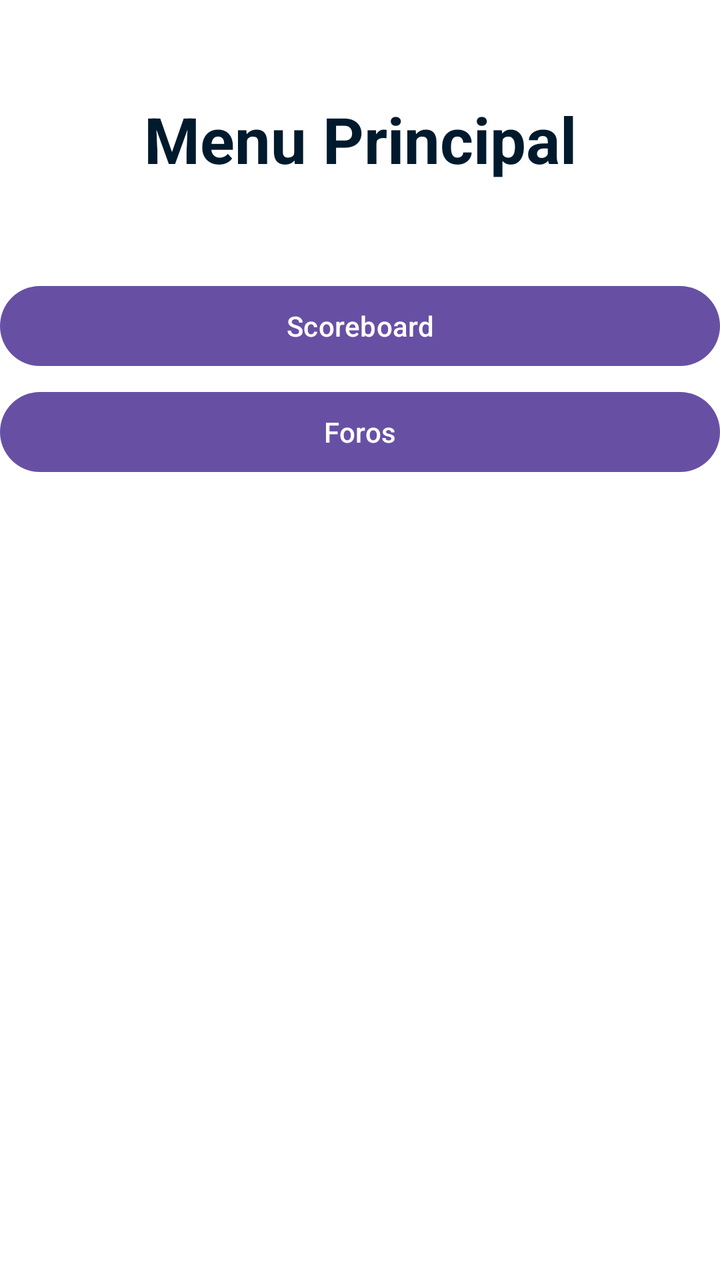
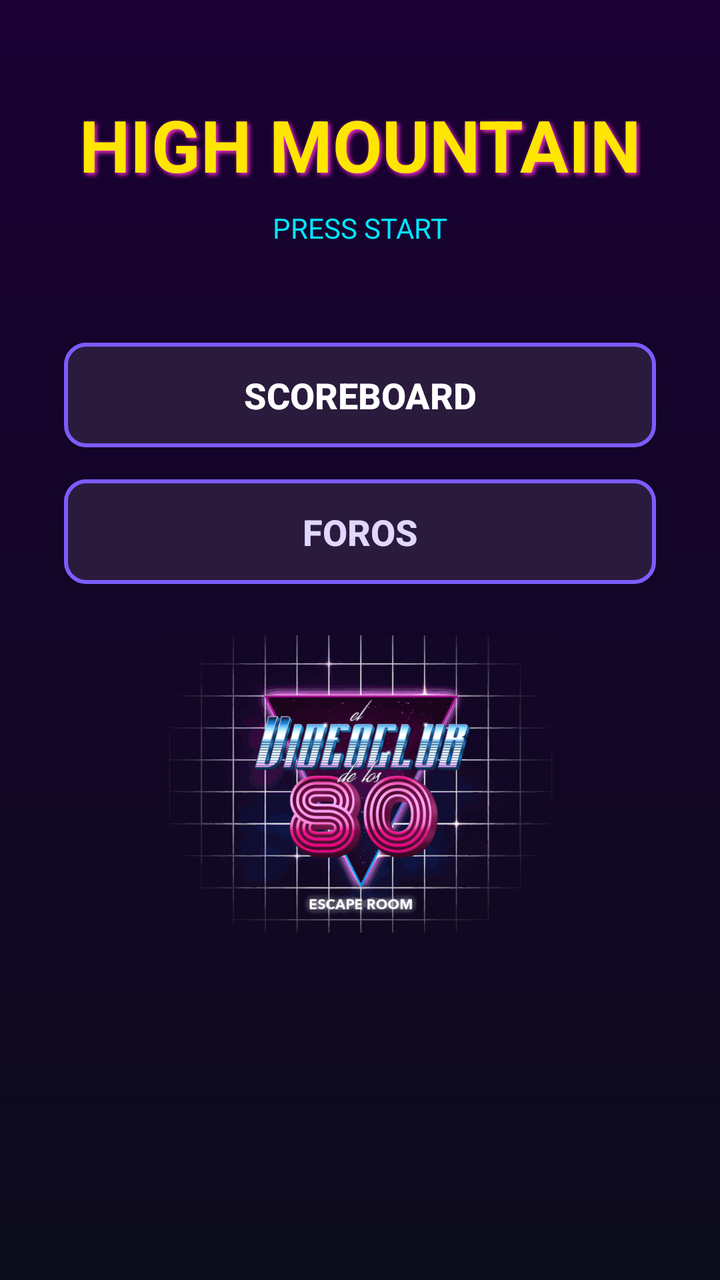

Two renders of the same Android screen: before a commit and after it. Below are the layout's source before the change and the commit's diff.
<!-- AndroidManifest.xml: application theme Theme.FerrolApp -->
<!-- res/layout/fragment_inicio.xml -->
<?xml version="1.0" encoding="utf-8"?>
<androidx.constraintlayout.widget.ConstraintLayout xmlns:android="http://schemas.android.com/apk/res/android"
    android:layout_width="match_parent"
    android:layout_height="match_parent"
    xmlns:app="http://schemas.android.com/apk/res-auto"
    android:background="#FFFFFF">

    <TextView
        android:id="@+id/title"
        android:layout_width="wrap_content"
        android:layout_height="wrap_content"
        android:text="Menu Principal"
        android:textSize="32sp"
        android:textStyle="bold"
        android:textColor="#001a2d"
        app:layout_constraintTop_toTopOf="parent"
        app:layout_constraintStart_toStartOf="parent"
        app:layout_constraintEnd_toEndOf="parent"
        android:layout_marginTop="48dp"/>

    <Button
        android:id="@+id/btn_scoreboard"
        android:text="Scoreboard"
        android:layout_width="0dp"
        android:layout_height="wrap_content"
        app:layout_constraintStart_toStartOf="parent"
        app:layout_constraintEnd_toEndOf="parent"
        app:layout_constraintTop_toBottomOf="@+id/title"
        android:layout_marginTop="48dp"/>

    <Button
        android:id="@+id/btn_foros"
        android:text="Foros"
        android:layout_width="0dp"
        android:layout_height="wrap_content"
        app:layout_constraintStart_toStartOf="parent"
        app:layout_constraintEnd_toEndOf="parent"
        app:layout_constraintTop_toBottomOf="@+id/btn_scoreboard"
        android:layout_marginTop="5dp"/>


</androidx.constraintlayout.widget.ConstraintLayout>
<!-- resources referenced by this layout -->
<resources>
  <style name="Theme.FerrolApp" parent="Base.Theme.FerrolApp" />
  <style name="Base.Theme.FerrolApp" parent="Theme.Material3.DayNight.NoActionBar">
          
          
      </style>
</resources>

<!-- the commit's change to res/layout/fragment_inicio.xml (unified diff, before → after) -->
@@ -1,42 +1,89 @@
 <?xml version="1.0" encoding="utf-8"?>
-<androidx.constraintlayout.widget.ConstraintLayout xmlns:android="http://schemas.android.com/apk/res/android"
+<androidx.constraintlayout.widget.ConstraintLayout
+    xmlns:android="http://schemas.android.com/apk/res/android"
+    xmlns:app="http://schemas.android.com/apk/res-auto"
+    xmlns:tools="http://schemas.android.com/tools"
     android:layout_width="match_parent"
     android:layout_height="match_parent"
-    xmlns:app="http://schemas.android.com/apk/res-auto"
-    android:background="#FFFFFF">
+    android:background="@drawable/bg_retro">
 
+    
     <TextView
         android:id="@+id/title"
         android:layout_width="wrap_content"
         android:layout_height="wrap_content"
-        android:text="Menu Principal"
-        android:textSize="32sp"
+        android:text="HIGH MOUNTAIN"
+        android:textSize="36sp"
         android:textStyle="bold"
-        android:textColor="#001a2d"
+        android:textColor="@color/neon_yellow"
+        android:shadowColor="@color/neon_pink"
+        android:shadowDx="3"
+        android:shadowDy="3"
+        android:shadowRadius="6"
         app:layout_constraintTop_toTopOf="parent"
         app:layout_constraintStart_toStartOf="parent"
         app:layout_constraintEnd_toEndOf="parent"
         android:layout_marginTop="48dp"/>
 
-    <Button
+    
+    <TextView
+        android:id="@+id/subtitle"
+        android:layout_width="wrap_content"
+        android:layout_height="wrap_content"
+        android:text="PRESS START"
+        android:textSize="14sp"
+        android:textColor="@color/neon_blue"
+        app:layout_constraintTop_toBottomOf="@id/title"
+        app:layout_constraintStart_toStartOf="parent"
+        app:layout_constraintEnd_toEndOf="parent"
+        android:layout_marginTop="8dp"/>
+
+    
+    <androidx.appcompat.widget.AppCompatButton
         android:id="@+id/btn_scoreboard"
-        android:text="Scoreboard"
         android:layout_width="0dp"
         android:layout_height="wrap_content"
+        android:text="SCOREBOARD"
+        android:textStyle="bold"
+        android:textSize="18sp"
+        android:textColor="@color/text_white"
+        android:background="@drawable/btn_arcade"
+        android:padding="14dp"
+        app:layout_constraintTop_toBottomOf="@id/subtitle"
         app:layout_constraintStart_toStartOf="parent"
         app:layout_constraintEnd_toEndOf="parent"
-        app:layout_constraintTop_toBottomOf="@+id/title"
-        android:layout_marginTop="48dp"/>
+        android:layout_marginTop="48dp"
+        android:layout_marginStart="32dp"
+        android:layout_marginEnd="32dp"/>
 
-    <Button
+    
+    <androidx.appcompat.widget.AppCompatButton
         android:id="@+id/btn_foros"
-        android:text="Foros"
         android:layout_width="0dp"
         android:layout_height="wrap_content"
+        android:text="FOROS"
+        android:textStyle="bold"
+        android:textSize="18sp"
+        android:textColor="#E0D7FF"
+        android:background="@drawable/btn_arcade"
+        android:padding="14dp"
+        app:layout_constraintTop_toBottomOf="@id/btn_scoreboard"
         app:layout_constraintStart_toStartOf="parent"
         app:layout_constraintEnd_toEndOf="parent"
-        app:layout_constraintTop_toBottomOf="@+id/btn_scoreboard"
-        android:layout_marginTop="5dp"/>
+        android:layout_marginTop="16dp"
+        android:layout_marginStart="32dp"
+        android:layout_marginEnd="32dp"
+        />
 
+    <ImageView
+        android:id="@+id/imgLogo"
+        android:layout_width="200dp"
+        android:layout_height="200dp"
+        android:src="@drawable/cosoas"
+        android:contentDescription="Logo"
+        app:layout_constraintTop_toBottomOf="@id/btn_foros"
+        app:layout_constraintStart_toStartOf="parent"
+        app:layout_constraintEnd_toEndOf="parent"
+        />
 
 </androidx.constraintlayout.widget.ConstraintLayout>
<!-- resource entries referenced after the edit -->
@@ -1,5 +1,27 @@
 <!-- resources referenced by this layout -->
 <resources>
+  <color name="neon_blue">#00E5FF</color>
+  <color name="neon_pink">#FF2FD2</color>
+  <color name="neon_yellow">#FFE600</color>
+  <color name="text_white">#FFFFFF</color>
+  <!-- drawable bg_retro (drawable) -->
+  <?xml version="1.0" encoding="utf-8"?>
+  <shape xmlns:android="http://schemas.android.com/apk/res/android">
+      <gradient
+          android:startColor="#0B0B1A"
+          android:endColor="#1A0033"
+          android:angle="90"/>
+  </shape>
+  <!-- drawable btn_arcade (drawable) -->
+  <?xml version="1.0" encoding="utf-8"?>
+  <shape xmlns:android="http://schemas.android.com/apk/res/android">
+      <solid android:color="#2A1B3D"/>
+      <stroke
+          android:width="2dp"
+          android:color="#7B5CFF"/>
+      <corners android:radius="10dp"/>
+  </shape>
+  <!-- drawable cosoas: png bitmap (drawable, 66270 bytes) -->
   <style name="Theme.FerrolApp" parent="Base.Theme.FerrolApp" />
   <style name="Base.Theme.FerrolApp" parent="Theme.Material3.DayNight.NoActionBar">
           
